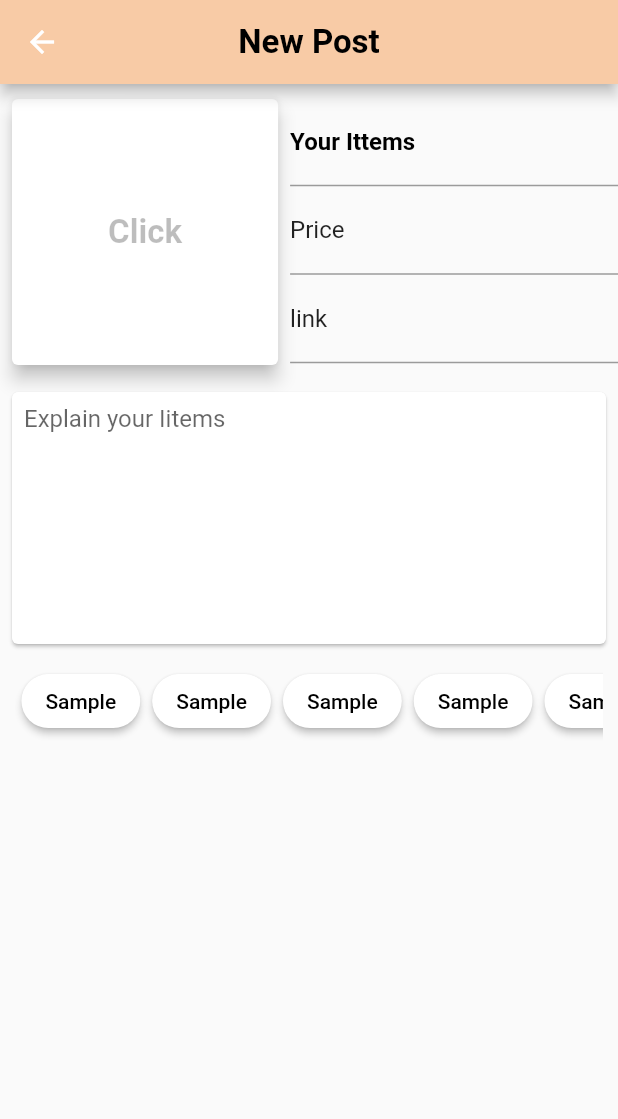
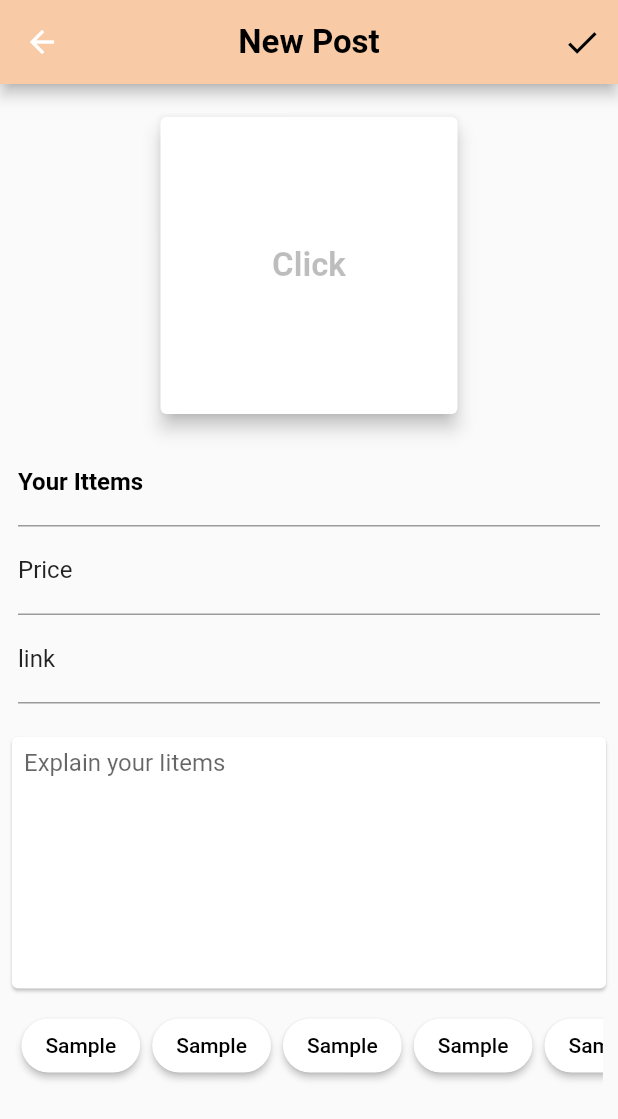
Before and after one commit to Seokhyeon-Park/Ittems, a Flutter app: the AddPost screen opened directly, on a phone screen of 412 x 824 dp. Shown: the top 1119 px of the screen. Run offline on Flutter 3.47's test engine with Material 2 defaults, Android fonts, the light colour scheme and no system bars; our stand-ins replace image_picker.

Commit message:
New Post 레이아웃 변경

```diff
--- a/lib/post/add_post.dart
+++ b/lib/post/add_post.dart
@@ -11,7 +11,7 @@ class AddPost extends StatelessWidget {
   Widget build(BuildContext context) {
     const cHeader = 0xffF8CBA6;
     double iPaddingValue = 4;
-    double imgBoxSize = MediaQuery.of(context).size.width * 0.45;
+    double imgBoxSize = MediaQuery.of(context).size.width * 0.5;
     double inputSideSize =
         MediaQuery.of(context).size.width - imgBoxSize - (iPaddingValue * 2);
 
@@ -28,15 +28,23 @@ class AddPost extends StatelessWidget {
         ),
         centerTitle: true,
         backgroundColor: const Color(cHeader),
+        actions: [
+          IconButton(
+            icon: const Icon(
+              Icons.check,
+              color: Colors.black,
+              size: 26,
+            ),
+            onPressed: () {
+
+            },
+          ),
+        ],
       ),
       body: Column(
         children: [
-          Row(
-            children: [
-              PostImg(iPaddingValue: iPaddingValue, imgBoxSize: imgBoxSize),
-              PostInfoBox(inputSideSize: inputSideSize),
-            ],
-          ),
+          PostImg(iPaddingValue: iPaddingValue, imgBoxSize: imgBoxSize),
+          const PostInfoBox(),
           PostContent(iPaddingValue: iPaddingValue),
           const PostCategories(),
         ],
--- a/lib/post/post_img.dart
+++ b/lib/post/post_img.dart
@@ -25,7 +25,7 @@ class _PostImgState extends State<PostImg> {
       height: widget.imgBoxSize,
       width: widget.imgBoxSize,
       margin: EdgeInsets.fromLTRB(
-          widget.iPaddingValue, widget.iPaddingValue + 2, widget.iPaddingValue, widget.iPaddingValue),
+          widget.iPaddingValue, widget.iPaddingValue + 14, widget.iPaddingValue, 0),
 
       child: GestureDetector(
         onTap: () async {
@@ -52,9 +52,12 @@ class _PostImgState extends State<PostImg> {
                   fontWeight: FontWeight.bold,
                   fontSize: 22,
                 ),
-              ) : Image.file(
-                pickedImage,
-                fit: BoxFit.fill,
+              ) : ClipRRect(
+                borderRadius: BorderRadius.circular(8),
+                child: Image.file(
+                  pickedImage,
+                  fit: BoxFit.fill,
+                ),
               ),
           ),
         ),
--- a/lib/post/post_info_box.dart
+++ b/lib/post/post_info_box.dart
@@ -3,15 +3,13 @@ import 'package:flutter/material.dart';
 class PostInfoBox extends StatelessWidget {
   const PostInfoBox({
     Key? key,
-    required this.inputSideSize,
   }) : super(key: key);
 
-  final double inputSideSize;
 
   @override
   Widget build(BuildContext context) {
-    return SizedBox(
-      width: inputSideSize,
+    return Container(
+      margin: const EdgeInsets.all(12),
       child: const Column(
         children: [
           TextField(
@@ -20,7 +18,10 @@ class PostInfoBox extends StatelessWidget {
               labelStyle: TextStyle(
                 color: Colors.black,
                 fontWeight: FontWeight.bold,
-                )
+              ),
+              focusedBorder: UnderlineInputBorder(
+                borderSide: BorderSide(color: Color(0xffF8CBA6))
+              ),
             ),
           ),
           TextField(
@@ -28,6 +29,9 @@ class PostInfoBox extends StatelessWidget {
               labelText: 'Price',
               labelStyle: TextStyle(
                 color: Colors.black87,
+              ),
+              focusedBorder: UnderlineInputBorder(
+                  borderSide: BorderSide(color: Color(0xffF8CBA6))
               ),
             ),
             keyboardType: TextInputType.number,
@@ -37,7 +41,10 @@ class PostInfoBox extends StatelessWidget {
               labelText: 'link',
               labelStyle: TextStyle(
                 color: Colors.black87,
-                )
+              ),
+              focusedBorder: UnderlineInputBorder(
+                  borderSide: BorderSide(color: Color(0xffF8CBA6))
+              ),
             ),
           ),
         ],
```
Lines whose indentation alone changed are shown as unchanged.
